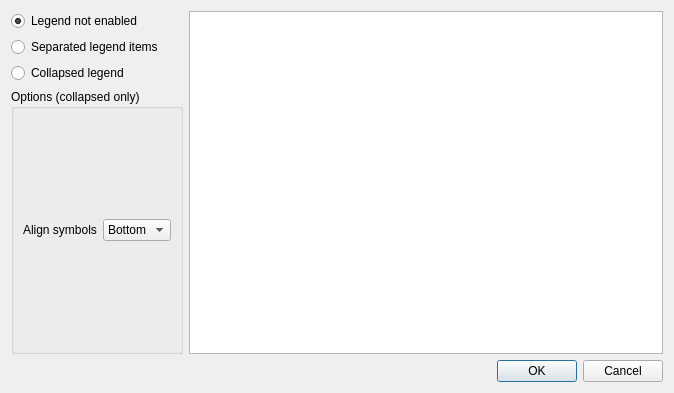
qgis/QGIS, file src/ui/qgsdatadefinedsizelegenddialog.ui: the form before one commit.
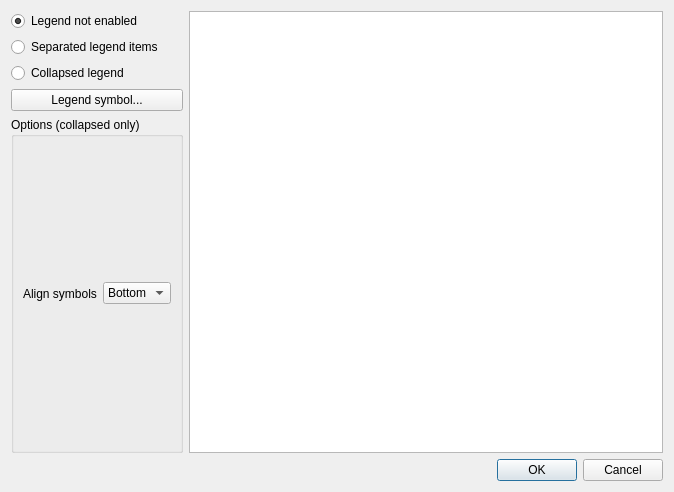
The form after the commit.

Commit message: Read/write also legend symbol in DDS legend, update DDS legend dialog

The edit to the form file:
```diff
--- a/src/ui/qgsdatadefinedsizelegenddialog.ui
+++ b/src/ui/qgsdatadefinedsizelegenddialog.ui
@@ -7,7 +7,7 @@
     <x>0</x>
     <y>0</y>
     <width>674</width>
-    <height>393</height>
+    <height>492</height>
    </rect>
   </property>
   <property name="windowTitle">
@@ -40,6 +40,13 @@
        </property>
       </widget>
      </item>
+     <item>
+      <widget class="QPushButton" name="btnChangeSymbol">
+       <property name="text">
+        <string>Legend symbol...</string>
+       </property>
+      </widget>
+     </item>
      <item>
       <widget class="QGroupBox" name="groupBox">
        <property name="title">
```
The commit also changes 17 other files.
